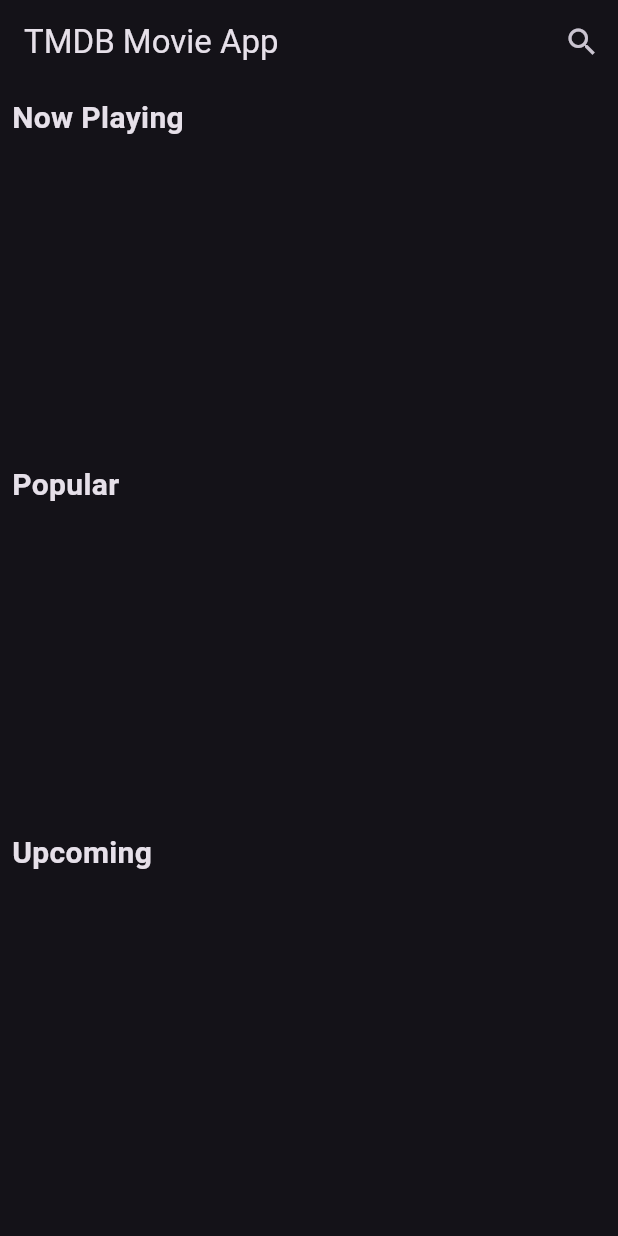
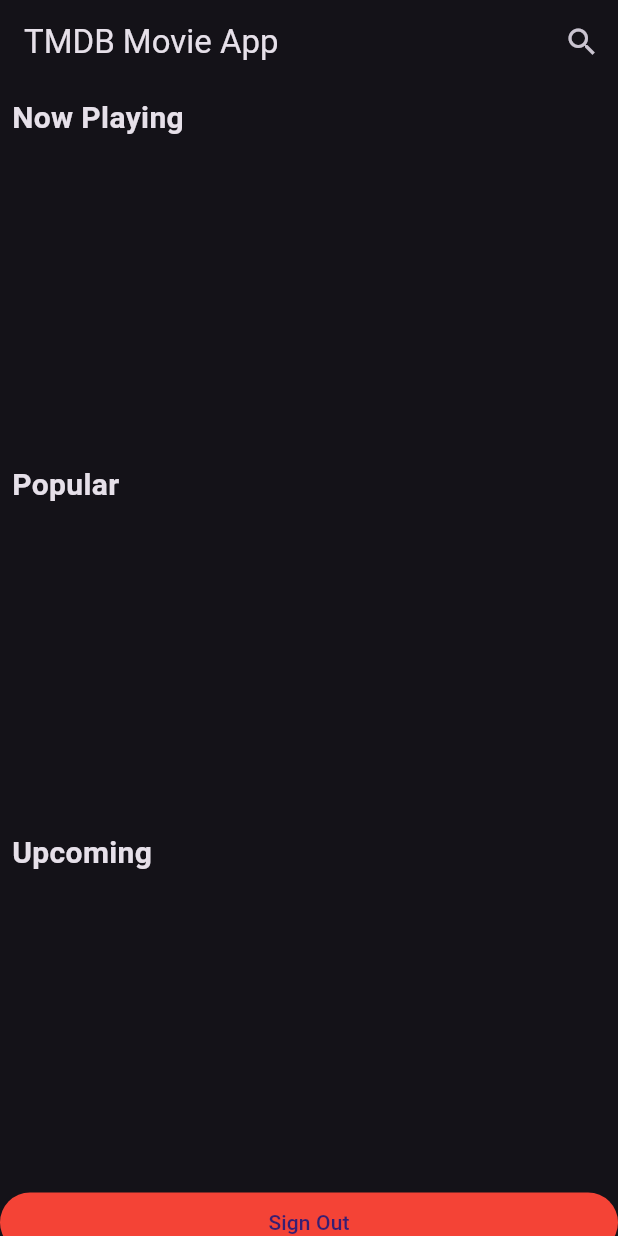
Before and after one commit to misraishan/rumad_movies_app_demo, a Flutter app: the HomeScreen screen opened directly, on a phone screen of 412 x 824 dp. Run offline on Flutter 3.47's test engine with Material 3 defaults, Android fonts, the light colour scheme and no system bars; drawn by our look-alikes of carousel_slider; our stand-ins replace flutter_dotenv, supabase_flutter; accounts and stored records are empty; network calls fail.

Commit message:
main.dart

```diff
--- a/lib/main.dart
+++ b/lib/main.dart
@@ -1,14 +1,24 @@
 import 'package:flutter/material.dart';
 import 'package:flutter_dotenv/flutter_dotenv.dart';
+import 'package:flutter_movies_api_demo/auth.dart';
 import 'package:flutter_movies_api_demo/constants.dart';
 import 'package:flutter_movies_api_demo/movie_details_screen.dart';
 import 'package:flutter_movies_api_demo/search.dart';
 import 'package:http/http.dart' as http;
 import 'dart:convert';
 import 'package:carousel_slider/carousel_slider.dart';
+import 'package:supabase_flutter/supabase_flutter.dart';
 
 Future<void> main() async {
+  WidgetsFlutterBinding.ensureInitialized(); // Do this immediately as well.
+
   await dotenv.load(fileName: "assets/.env"); // Load .env file
+  await Supabase.initialize(
+    url: 'https://irhaodqloxfcxhfwwula.supabase.co',
+    anonKey:
+        'eyJhbGciOiJIUzI1NiIsInR5cCI6IkpXVCJ9.eyJpc3MiOiJzdXBhYmFzZSIsInJlZiI6ImlyaGFvZHFsb3hmY3hoZnd3dWxhIiwicm9sZSI6ImFub24iLCJpYXQiOjE3Mjk1NDAwNjQsImV4cCI6MjA0NTExNjA2NH0.HfQEktrET2Deyo6LYC3tFK1jHWyJsBv7VlZkGVCsBiA',
+  );
+
   runApp(const MovieApp());
 }
 
@@ -22,6 +32,9 @@
       theme: ThemeData
           .dark(), // Set the theme to dark, can be customized as needed
       home: const HomeScreen(), // Set the home screen to HomeScreen
+      routes: {
+        '/auth': (context) => const AuthScreen(), // Add the AuthScreen route
+      },
     );
   }
 }
@@ -47,6 +60,17 @@
   void initState() {
     super.initState();
     fetchMovieLists(); // When the app starts, fetch the movie lists and set the state
+    WidgetsBinding.instance.addPostFrameCallback((_) {
+      final isAuthenticated =
+          Supabase.instance.client.auth.currentSession != null;
+      debugPrint('isAuthenticated: $isAuthenticated');
+
+      if (!isAuthenticated) {
+        Navigator.pushReplacementNamed(context, '/auth');
+      } else {
+        fetchMovieLists(); // Fetch movie lists only if the user is authenticated
+      }
+    });
   }
 
   Future<void> fetchMovieLists() async {
@@ -103,9 +127,20 @@
       body: RefreshIndicator(
         onRefresh: fetchMovieLists,
         child: ListView(
-          children: movieLists.entries
-              .map((entry) => _buildMovieCarousel(entry.key, entry.value))
-              .toList(),
+          children: [
+            ...movieLists.entries
+                .map((entry) => _buildMovieCarousel(entry.key, entry.value)),
+            FilledButton(
+              style: ButtonStyle(
+                backgroundColor: WidgetStateProperty.all(Colors.red),
+              ),
+              onPressed: () {
+                Supabase.instance.client.auth.signOut();
+                Navigator.pushReplacementNamed(context, '/auth');
+              },
+              child: Text('Sign Out'),
+            ),
+          ],
         ),
       ),
     );
```
